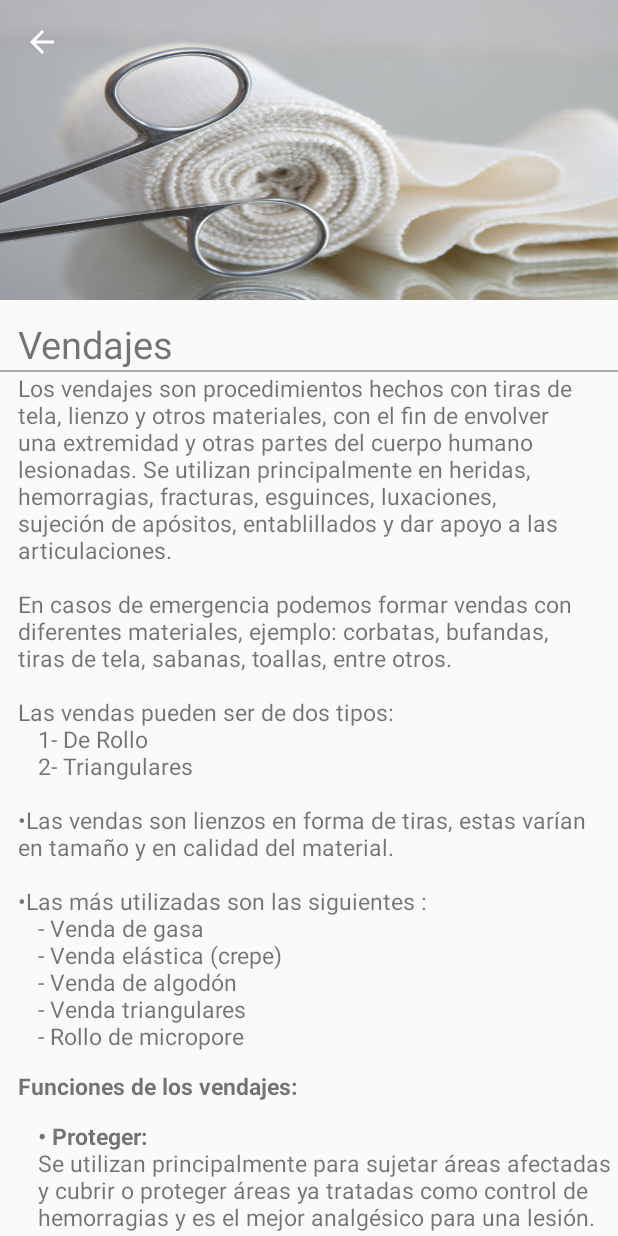
After one commit to egoo16/CruzRojaGt, an Android app: the Lesson6Activity screen opened directly, with no data from a screen before it, on a phone screen of 412 x 824 dp. The commit adds this screen. Run offline under Robolectric (Android 15) with nearby library versions, the phone set to English and light mode, and no system bars.

Commit message:
Lesson 6 --Terminada

```diff
--- /dev/null
+++ b/app/src/main/java/com/lotus/cruzroja/view/Lesson6Activity.java
@@ -0,0 +1,35 @@
+package com.lotus.cruzroja.view;
+
+import android.os.Build;
+import android.support.design.widget.CollapsingToolbarLayout;
+import android.support.v7.app.AppCompatActivity;
+import android.os.Bundle;
+import android.support.v7.widget.Toolbar;
+import android.transition.Fade;
+
+import com.lotus.cruzroja.R;
+
+public class Lesson6Activity extends AppCompatActivity {
+
+    @Override
+    protected void onCreate(Bundle savedInstanceState) {
+        super.onCreate(savedInstanceState);
+        setContentView(R.layout.activity_lesson6);
+        showToolbar("",true);
+
+        if(Build.VERSION.SDK_INT >= Build.VERSION_CODES.LOLLIPOP)
+        {
+            getWindow().setEnterTransition(new Fade());
+        }
+    }
+
+    public void showToolbar(String title, boolean upButton)
+    {
+        Toolbar toolbar = (Toolbar) findViewById(R.id.toolbar);
+        setSupportActionBar(toolbar);
+        getSupportActionBar().setTitle(title);
+        getSupportActionBar().setDisplayHomeAsUpEnabled(upButton);
+
+        CollapsingToolbarLayout collapsingToolbarLayout= (CollapsingToolbarLayout) findViewById(R.id.collapsingToolbar);
+    }
+}
--- a/app/src/main/java/com/lotus/cruzroja/view/adapter/PictureAdapterRecyclerView.java
+++ b/app/src/main/java/com/lotus/cruzroja/view/adapter/PictureAdapterRecyclerView.java
@@ -18,6 +18,7 @@ import com.lotus.cruzroja.view.Lesson2Activity;
 import com.lotus.cruzroja.view.Lesson3Activity;
 import com.lotus.cruzroja.view.Lesson4Activity;
 import com.lotus.cruzroja.view.Lesson5Activity;
+import com.lotus.cruzroja.view.Lesson6Activity;
 import com.lotus.cruzroja.view.model.Picture;
 
 import java.util.ArrayList;
@@ -78,9 +79,11 @@ public class PictureAdapterRecyclerView extends RecyclerView.Adapter<PictureAdap
                         intent = new Intent(activity, Lesson5Activity.class);
                         LanzarAPP(intent,v);
                         break;
-                   /* case 5:
+                    case 5:
+                        intent = new Intent(activity, Lesson6Activity.class);
+                        LanzarAPP(intent,v);
                         break;
-                    case 6:
+                   /* case 6:
                         break;
                     case 7:
                         break;*/
--- a/app/src/main/java/com/lotus/cruzroja/view/fragment/HomeFragment.java
+++ b/app/src/main/java/com/lotus/cruzroja/view/fragment/HomeFragment.java
@@ -57,7 +57,7 @@ public class HomeFragment extends Fragment {
         pictures.add(new Picture(R.drawable.lesson3picture,"Lección 3","Maniobra de atragantamiento con compresiones abdominales"));
         pictures.add(new Picture(R.drawable.lesson4picture,"Lección 4","Heridas y hemorragias"));
         pictures.add(new Picture(R.drawable.lesson5picture,"Lección 5","Quemaduras"));
-
+        pictures.add(new Picture(R.drawable.lesson6picture,"Lección 6","Vendajes"));
 
         return pictures;
     }
--- a/app/src/main/res/layout/activity_lesson1.xml
+++ b/app/src/main/res/layout/activity_lesson1.xml
@@ -118,6 +118,7 @@
             <TextView
                 android:layout_width="wrap_content"
                 android:layout_height="wrap_content"
+                android:textSize="@dimen/textSize_Title2"
                 android:text="@string/evaluacion"
                 android:paddingBottom="@dimen/horizontal_activity_padding"
                 android:paddingLeft="@dimen/horizontal_activity_padding"/>
@@ -131,6 +132,7 @@
             <TextView
                 android:layout_width="wrap_content"
                 android:layout_height="wrap_content"
+                android:textSize="@dimen/textSize_Title2"
                 android:text="@string/procedimiento"
                 android:paddingBottom="@dimen/horizontal_activity_padding"
                 android:paddingLeft="@dimen/horizontal_activity_padding"/>
@@ -143,6 +145,7 @@
             <TextView
                 android:layout_width="wrap_content"
                 android:layout_height="wrap_content"
+                android:textSize="@dimen/textSize_Title2"
                 android:text="@string/sem"
                 android:paddingBottom="@dimen/horizontal_activity_padding"
                 android:paddingLeft="@dimen/horizontal_activity_padding"/>
--- /dev/null
+++ b/app/src/main/res/layout/activity_lesson6.xml
@@ -0,0 +1,113 @@
+<?xml version="1.0" encoding="utf-8"?>
+<android.support.design.widget.CoordinatorLayout xmlns:android="http://schemas.android.com/apk/res/android"
+    xmlns:app="http://schemas.android.com/apk/res-auto"
+    xmlns:tools="http://schemas.android.com/tools"
+    android:layout_width="match_parent"
+    android:layout_height="match_parent"
+    tools:context="com.lotus.cruzroja.view.Lesson3Activity">
+
+    <android.support.design.widget.AppBarLayout
+        android:id="@+id/appBar"
+        android:layout_width="match_parent"
+        android:layout_height="@dimen/appbarlayout_height"
+        android:theme="@style/ThemeOverlay.AppCompat.Dark.ActionBar">
+
+        <android.support.design.widget.CollapsingToolbarLayout
+            android:id="@+id/collapsingToolbar"
+            android:layout_width="match_parent"
+            android:layout_height="match_parent"
+            app:layout_scrollFlags="scroll|exitUntilCollapsed"
+            app:contentScrim="@color/colorPrimary">
+
+            <ImageView
+                android:id="@+id/imageHeader"
+                android:layout_width="match_parent"
+                android:layout_height="match_parent"
+                android:scaleType="centerCrop"
+                android:background="@drawable/lesson6picture"
+                app:layout_collapseMode="parallax"
+                android:transitionName="@string/transicionName_picture"/>
+
+            <android.support.v7.widget.Toolbar
+                android:id="@+id/toolbar"
+                android:layout_width="match_parent"
+                android:layout_height="?attr/actionBarSize"
+                app:popupTheme="@style/Theme.AppCompat.Light"
+                app:layout_collapseMode="pin"/>
+        </android.support.design.widget.CollapsingToolbarLayout>
+
+    </android.support.design.widget.AppBarLayout>
+
+    <android.support.v4.widget.NestedScrollView
+        android:layout_width="match_parent"
+        android:layout_height="match_parent"
+        app:layout_behavior="@string/appbar_scrolling_view_behavior">
+
+        <LinearLayout
+            android:layout_width="match_parent"
+            android:layout_height="match_parent"
+            android:orientation="vertical"
+            android:paddingTop="@dimen/vertical_activity_padding">
+
+            <TextView
+                android:id="@+id/userNameDetail"
+                android:layout_width="wrap_content"
+                android:layout_height="wrap_content"
+                android:textSize="@dimen/textSize_TitleDetail"
+                android:text="@string/Lesson6"
+                android:paddingLeft="@dimen/horizontal_activity_padding"
+                android:paddingRight="@dimen/vertical_activity_padding"/>
+            <View
+                android:layout_width="wrap_content"
+                android:layout_height="@dimen/height_divider"
+                android:background="@android:color/darker_gray"/>
+            <TextView
+                android:layout_width="wrap_content"
+                android:layout_height="wrap_content"
+                android:textSize="@dimen/textSize_Title2"
+                android:text="@string/vendajes"
+                android:paddingBottom="@dimen/horizontal_activity_padding"
+                android:paddingLeft="@dimen/horizontal_activity_padding"
+                android:paddingRight="@dimen/horizontal_activity_padding"/>
+            <TextView
+                android:layout_width="wrap_content"
+                android:layout_height="wrap_content"
+                android:textSize="@dimen/textSize_Title2"
+                android:text="@string/funcionesVendajes"
+                android:paddingBottom="@dimen/horizontal_activity_padding"
+                android:paddingLeft="@dimen/horizontal_activity_padding"/>
+            <TextView
+                android:layout_width="wrap_content"
+                android:layout_height="wrap_content"
+                android:textSize="@dimen/textSize_Title2"
+                android:text="@string/funcionesVendajesDetail"
+                android:paddingBottom="@dimen/horizontal_activity_padding"
+                android:paddingLeft="@dimen/Padding_Left"/>
+            <TextView
+                android:layout_width="wrap_content"
+                android:layout_height="wrap_content"
+                android:textSize="@dimen/textSize_Title2"
+                android:text="@string/Reglas"
+                android:paddingBottom="@dimen/horizontal_activity_padding"
+                android:paddingLeft="@dimen/horizontal_activity_padding"/>
+            <TextView
+                android:layout_width="wrap_content"
+                android:layout_height="wrap_content"
+                android:textSize="@dimen/textSize_Title2"
+                android:text="@string/TiposVendajesTitle"
+                android:paddingBottom="@dimen/horizontal_activity_padding"
+                android:paddingLeft="@dimen/horizontal_activity_padding"/>
+            <TextView
+                android:layout_width="wrap_content"
+                android:layout_height="wrap_content"
+                android:textSize="@dimen/textSize_Title2"
+                android:text="@string/TiposVendajes"
+                android:paddingBottom="@dimen/horizontal_activity_padding"
+                android:paddingLeft="@dimen/horizontal_activity_padding"/>
+
+
+        </LinearLayout>
+
+    </android.support.v4.widget.NestedScrollView>
+
+</android.support.design.widget.CoordinatorLayout>
--- a/app/src/main/res/values/dimens.xml
+++ b/app/src/main/res/values/dimens.xml
@@ -12,6 +12,7 @@
     <dimen name="textSize_TitleDetail">25sp</dimen>
     <dimen name="height_divider">1dp</dimen>
     <dimen name="textSize_Title2">15sp</dimen>
+    <dimen name="Padding_Left">25dp</dimen>
 
 
 </resources>
--- a/app/src/main/res/values/strings.xml
+++ b/app/src/main/res/values/strings.xml
@@ -136,11 +136,19 @@
     <string name="MetodoControlHemorragias">Para este procedimiento aprenderemos el método P.E.P. \n<b>1. P</b>resión Directa \n<b>2- E</b>levación de extremidad (sin fracturas) \n<b>3- P</b>unto de presión \n\n\n</string>
 
 
-
     <string name="Quemaduras">Son lesiones en los tejidos causadas por cambios bruscos de temperatura (aumento o disminución), por contacto con agentes químicos, exposición a radiación y contacto con corriente eléctrica; las cuales provocan alteraciones que pueden ir desde un pequeño enrojecimiento hasta una inflamación severa e incluso la destrucción completa de la zona afectada. \n\nLas quemaduras se clasifican en tres grados:</string>
     <string name="QemaduraPrimerGrado"><b>Quemaduras de primer grado: </b>\n•En las quemaduras de primer grado es característica que sólo está dañada la primera capa de la piel llamada epidermis, la cual ocasiona dolor y enrojecimiento. \n•El tratamiento para este tipo de quemaduras consiste en aplicar abundante agua en la zona afectada.</string>
     <string name="QemaduraSegundoGrado"><b>Quemaduras de segundo grado: </b>\n•Están comprometidas las dos capas de la piel epidermis y dermis. \n•su característica es que llegan a formar vesículas (ampollas), causan dolor y enrojecimiento. \n•El tratamiento para este tipo de quemaduras consiste en utilizar el mismo que para las de primer grado, pero se debe tener cuidado de no reventar las vesículas o ampollas.</string>
     <string name="QemaduraTercerGrado"><b>Quemaduras de tercer grado: </b>\n•Es el tipo de quemadura más grave, la cual causa daños en todas las capas de la piel. \n•La parte afectada luce carbonizada. \n\nEste tipo de lesiones necesitan atención médica inmediata para su tratamiento.\n</string>
 
 
+    <string name="Lesson6">Vendajes</string>
+    <string name="vendajes">Los vendajes son procedimientos hechos con tiras de tela, lienzo y otros materiales, con el fin de envolver una extremidad y otras partes del cuerpo humano lesionadas. Se utilizan principalmente en heridas, hemorragias, fracturas, esguinces, luxaciones, sujeción de apósitos, entablillados y dar apoyo a las articulaciones. \n\nEn casos de emergencia podemos formar vendas con diferentes materiales, ejemplo: corbatas, bufandas, tiras de tela, sabanas, toallas, entre otros. \n\nLas vendas pueden ser de dos tipos: \n\t1- De Rollo \n\t2- Triangulares \n\n•Las vendas son lienzos en forma de tiras, estas varían en tamaño y en calidad del material. \n\n•Las más utilizadas son las siguientes : \n\t- Venda de gasa \n\t- Venda elástica (crepe) \n\t- Venda de algodón \n\t- Venda triangulares \n\t- Rollo de micropore</string>
+    <string name="funcionesVendajes"><b>Funciones de los vendajes:</b></string>
+    <string name="funcionesVendajesDetail"><b>• Proteger: </b>\nSe utilizan principalmente para sujetar áreas afectadas y cubrir o proteger áreas ya tratadas como control de hemorragias y es el mejor analgésico para una lesión. \n\n<b>• Presionar: </b>\nPodemos utilizarlo para ejercer presión sobre un punto sangrante con el fin de cortar una hemorragia. \n\n<b>• Fijación: </b>\nEstá indicado siempre que se persiga una inmovilización completa de un segmento corporal.</string>
+    <string name="Reglas"><b>Reglas para realizar un vendaje: </b>\n\n- La venda debe de colocarse con el rollo de la venda hacia fuera de la zona que vamos a vendar. \n- Antes de empezar cualquier vendaje se deben de dar dos vueltas de seguridad para que no se corra.\n-Se debe iniciar de la parte distal o más lejana al corazón, a la más cercana para evitar la acumulación de sangre. \n-Siempre que inmovilizamos una zona debido a alguna lesión, se hace incluyendo las articulaciones cercanas para evitar más daño y darle soporte. \n-De ser posible evitar vendar los dedos de pies y manos.</string>
+    <string name="TiposVendajesTitle"><b>Tipos de Vendajes:</b></string>
+    <string name="TiposVendajes"><b>a. Cabestrillo: </b>  Es un vendaje de sostén, especialmente para completar la inmovilización de miembros superiores o simplemente sostenerlos. \n\n<b>b. Circular: </b>  Se usa para fijar el extremo inicial y final de una inmovilización o para fijar un apósito, también para iniciar y/o finalizar un vendaje. Es de tipo compresivo. \n\n<b>c. Espiral: </b>  Se utiliza generalmente en extremidades, para sujetar gasas, apósitos o férulas en brazo, antebrazo, mano, muslo y pierna. Es de tipo compresivo. \n\n<b>d. Vendaje en ocho: </b>  Se utiliza cuando hay lesión en las articulaciones (tobillo, rodilla, hombro, codo, muñeca), ya que permite a éstas tener una cierta movilidad). \n\n<b>e. Capelina: </b>  Es un vendaje aplicado en pacientes cuya lesión, es en la cabeza y cumple la función de proteger y fijar apósitos. Es de tipo compresivo.</string>
+
+
 </resources>
```
Also changed, not shown: app/src/main/AndroidManifest.xml (+7 -1 lines), app/src/main/res/drawable-hdpi/lesson6picture.png (added), app/src/main/res/drawable-mdpi/lesson6picture.png (added), app/src/main/res/drawable-xhdpi/lesson6picture.png (added), 173 other files.
